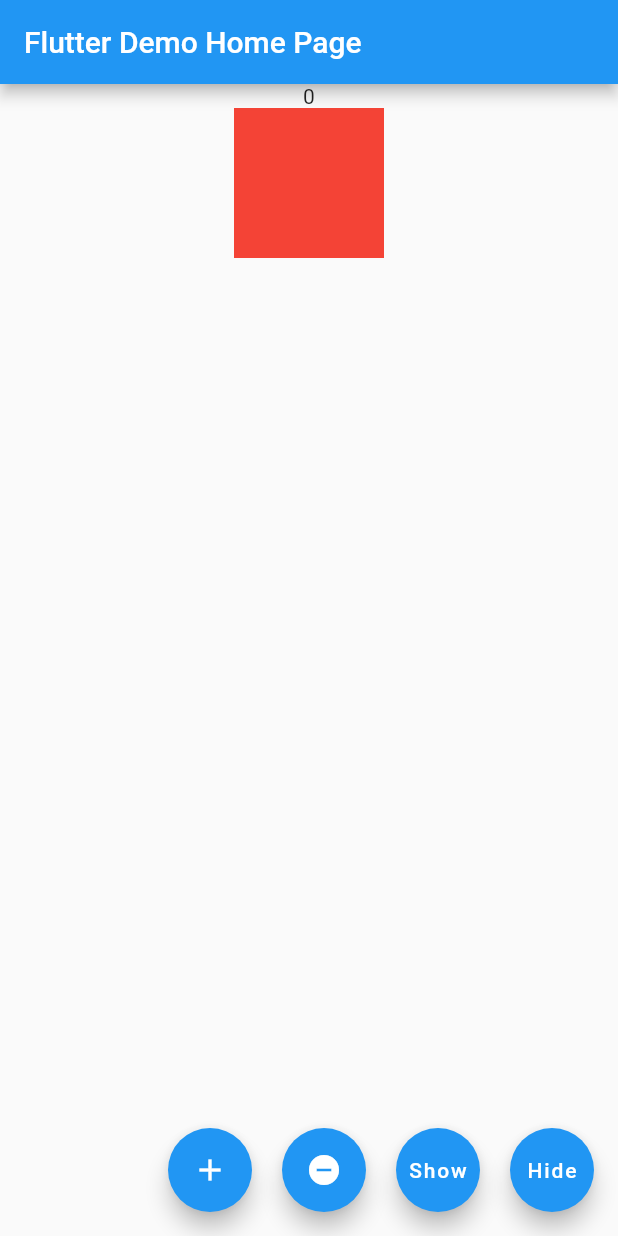
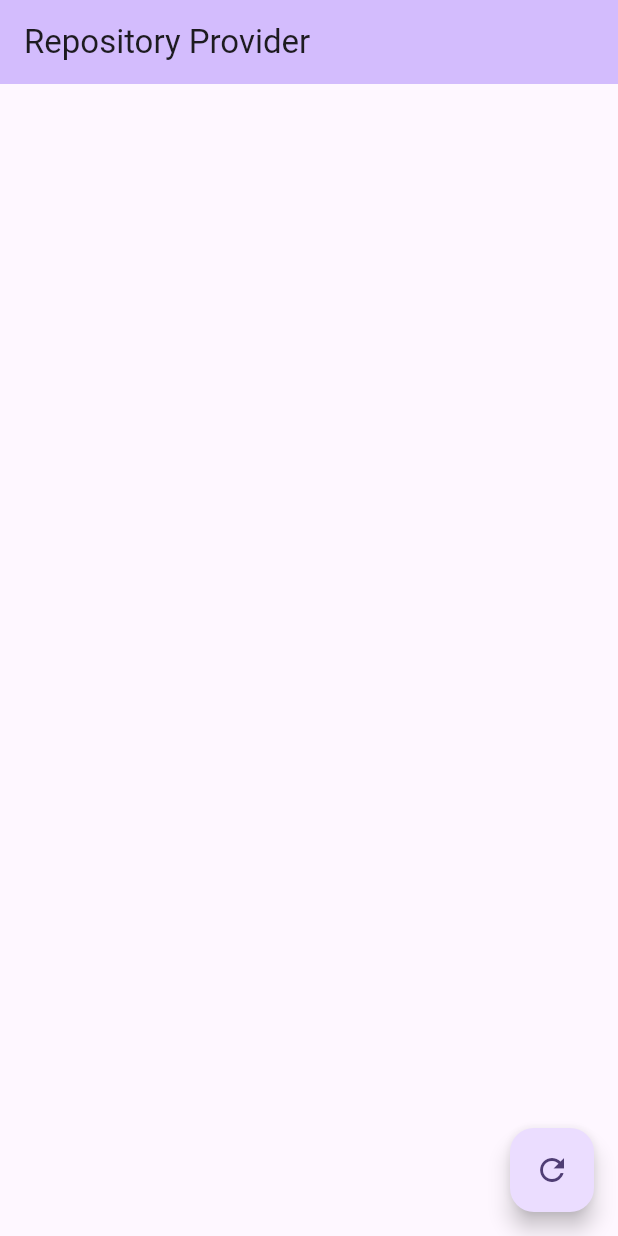
Before and after one commit to medhaviSharma11apr/blocAndProvider, a Flutter app: the screen it shows after launch, on a phone screen of 412 x 824 dp. Run offline on Flutter 3.47's test engine with Material 2 defaults, Android fonts, the light colour scheme and no system bars; our stand-ins replace dio, flutter_bloc.

Commit message:
new commit

```diff
--- a/lib/main.dart
+++ b/lib/main.dart
@@ -1,14 +1,4 @@
-import 'dart:developer';
-
-import 'package:blocandprov/Bloc/counter/counter_bloc.dart';
-import 'package:blocandprov/Bloc/visibility/visibility_bloc.dart';
 import 'package:flutter/material.dart';
-import 'package:flutter_bloc/flutter_bloc.dart';
-
-import 'Bloc/counter/counter_event.dart';
-import 'Bloc/counter/counter_state.dart';
-import 'Bloc/visibility/visibility_evebt.dart';
-import 'Bloc/visibility/visibility_state.dart';
 
 void main() {
   runApp(const MyApp());
@@ -17,38 +7,23 @@ void main() {
 class MyApp extends StatelessWidget {
   const MyApp({super.key});
 
-  // This widget is the root of your application.
   @override
   Widget build(BuildContext context) {
     return MaterialApp(
-        title: 'Flutter Demo',
-        theme: ThemeData(
-          primarySwatch: Colors.blue,
-        ),
-        home: MultiBlocProvider(
-          providers: [
-            BlocProvider<CounterBloc>(
-              create: (context) => CounterBloc(),
-            ),
-            BlocProvider<VisibilityBloc>(
-              create: (context) => VisibilityBloc(),
-            ),
-          ],
-          child: const MyHomePage(title: 'Flutter Demo Home Page'),
-        )
-
-        // BlocProvider<CounterBloc>(
-        //   create: (context) => CounterBloc(),
-        //   child: const MyHomePage(title: 'Flutter Demo Home Page'),
-        // ),
-        );
+      title: 'Flutter Demo',
+      theme: ThemeData(
+        colorScheme: ColorScheme.fromSeed(seedColor: Colors.deepPurple),
+        useMaterial3: true,
+      ),
+      home: const MyHomePage(),
+    );
   }
 }
 
 class MyHomePage extends StatefulWidget {
-  const MyHomePage({super.key, required this.title});
-
-  final String title;
+  const MyHomePage({
+    super.key,
+  });
 
   @override
   State<MyHomePage> createState() => _MyHomePageState();
@@ -59,83 +34,169 @@ class _MyHomePageState extends State<MyHomePage> {
   Widget build(BuildContext context) {
     return Scaffold(
       appBar: AppBar(
-        title: Text(widget.title),
+        backgroundColor: Theme.of(context).colorScheme.inversePrimary,
+        title: const Text("Repository Provider"),
       ),
-      body: Center(
-        child: Column(
-          children: [
-            BlocBuilder<CounterBloc, CounterState>(
-              buildWhen: (previous, current) {
-                if (previous.count == current.count) {
-                  return false;
-                } else {
-                  return true;
-                }
-              },
-              builder: ((context, state) {
-                return Text(state.count.toString());
-              }),
-            ),
-            BlocBuilder<VisibilityBloc, VisibilityState>(
-                builder: ((context, state) {
-              return Visibility(
-                  visible: state.show,
-                  child: Container(
-                    height: 100,
-                    width: 100,
-                    color: Colors.red,
-                  ));
-            }))
-          ],
-        ),
+      body: const SizedBox(),
+      floatingActionButton: FloatingActionButton(
+        onPressed: (() {}),
+        tooltip: 'Refresh',
+        child: const Icon(Icons.refresh),
       ),
-
-      floatingActionButton: Row(
-        mainAxisAlignment: MainAxisAlignment.end,
-        children: [
-          FloatingActionButton(
-            onPressed: (() {
-              context.read<CounterBloc>().add(CounterIncreamentEvent());
-            }),
-            tooltip: 'Increment',
-            child: const Icon(Icons.add),
-          ),
-          const SizedBox(
-            width: 20,
-          ),
-          FloatingActionButton(
-            onPressed: (() {
-              context.read<CounterBloc>().add(CounterDecrementEvent());
-            }),
-            tooltip: 'Decrement',
-            child: const Icon(Icons.do_not_disturb_on),
-          ),
-          const SizedBox(
-            width: 20,
-          ),
-          FloatingActionButton(
-            onPressed: (() {
-              log('Show${context.read<VisibilityBloc>().state.show} ');
-              context.read<VisibilityBloc>().add(VisibilityTrue());
-            }),
-            tooltip: 'Show',
-            child: const Text('Show'),
-          ),
-          const SizedBox(
-            width: 20,
-          ),
-          FloatingActionButton(
-            onPressed: (() {
-              log('Hide${context.read<VisibilityBloc>().state.show} ');
-              context.read<VisibilityBloc>().add(VisibilityFalse());
-            }),
-            tooltip: 'Hide',
-            child: const Text('Hide'),
-          ),
-        ],
-      ),
-
-      // This trailing comma makes auto-formatting nicer for build methods.
     );
   }
 }
+
+
+
+
+// import 'dart:developer';
+
+// import 'package:blocandprov/Bloc/counter/counter_bloc.dart';
+// import 'package:blocandprov/Bloc/visibility/visibility_bloc.dart';
+// import 'package:flutter/material.dart';
+// import 'package:flutter_bloc/flutter_bloc.dart';
+
+// import 'Bloc/counter/counter_event.dart';
+// import 'Bloc/counter/counter_state.dart';
+// import 'Bloc/visibility/visibility_evebt.dart';
+// import 'Bloc/visibility/visibility_state.dart';
+
+// void main() {
+//   runApp(const MyApp());
+// }
+
+// class MyApp extends StatelessWidget {
+//   const MyApp({super.key});
+
+//   // This widget is the root of your application.
+//   @override
+//   Widget build(BuildContext context) {
+//     return MaterialApp(
+//         title: 'Flutter Demo',
+//         theme: ThemeData(
+//           primarySwatch: Colors.blue,
+//         ),
+//         home: MultiBlocProvider(
+//           providers: [
+//             BlocProvider<CounterBloc>(
+//               create: (context) => CounterBloc(),
+//             ),
+//             BlocProvider<VisibilityBloc>(
+//               create: (context) => VisibilityBloc(),
+//             ),
+//           ],
+//           child: const MyHomePage(title: 'Flutter Demo Home Page'),
+//         )
+
+//         // BlocProvider<CounterBloc>(
+//         //   create: (context) => CounterBloc(),
+//         //   child: const MyHomePage(title: 'Flutter Demo Home Page'),
+//         // ),
+//         );
+//   }
+// }
+
+// class MyHomePage extends StatefulWidget {
+//   const MyHomePage({super.key, required this.title});
+
+//   final String title;
+
+//   @override
+//   State<MyHomePage> createState() => _MyHomePageState();
+// }
+
+// class _MyHomePageState extends State<MyHomePage> {
+//   @override
+//   Widget build(BuildContext context) {
+//     return Scaffold(
+//       appBar: AppBar(
+//         title: Text(widget.title),
+//       ),
+//       body: Center(
+//         child: Column(
+//           children: [
+//             BlocBuilder<CounterBloc, CounterState>(
+//               buildWhen: (previous, current) {
+//                 if (previous.count == current.count) {
+//                   return false;
+//                 } else {
+//                   return true;
+//                 }
+//               },
+//               builder: ((context, state) {
+//                 return Text(state.count.toString());
+//               }),
+//             ),
+//             BlocBuilder<VisibilityBloc, VisibilityState>(
+//                 builder: ((context, state) {
+//               return Visibility(
+//                   visible: state.show,
+//                   child: Container(
+//                     height: 100,
+//                     width: 100,
+//                     color: Colors.blue,
+//                   ));
+//             })),
+//             BlocListener<CounterBloc, CounterState>(
+//               listener: ((context, state) {
+//                 if (state.count == 3) {
+//                   ScaffoldMessenger.of(context).showSnackBar(
+//                       SnackBar(content: Text('Count is ${state.count}')));
+//                 }
+//               }),
+//               child: const Text("Block listner"),
+//             )
+//           ],
+//         ),
+//       ),
+
+//       floatingActionButton: Row(
+//         mainAxisAlignment: MainAxisAlignment.end,
+//         children: [
+//           FloatingActionButton(
+//             onPressed: (() {
+//               context.read<CounterBloc>().add(CounterIncreamentEvent());
+//             }),
+//             tooltip: 'Increment',
+//             child: const Icon(Icons.add),
+//           ),
+//           const SizedBox(
+//             width: 20,
+//           ),
+//           FloatingActionButton(
+//             onPressed: (() {
+//               context.read<CounterBloc>().add(CounterDecrementEvent());
+//             }),
+//             tooltip: 'Decrement',
+//             child: const Icon(Icons.do_not_disturb_on),
+//           ),
+//           const SizedBox(
+//             width: 20,
+//           ),
+//           FloatingActionButton(
+//             onPressed: (() {
+//               log('Show${context.read<VisibilityBloc>().state.show} ');
+//               context.read<VisibilityBloc>().add(VisibilityTrue());
+//             }),
+//             tooltip: 'Show',
+//             child: const Text('Show'),
+//           ),
+//           const SizedBox(
+//             width: 20,
+//           ),
+//           FloatingActionButton(
+//             onPressed: (() {
+//               log('Hide${context.read<VisibilityBloc>().state.show} ');
+//               context.read<VisibilityBloc>().add(VisibilityFalse());
+//             }),
+//             tooltip: 'Hide',
+//             child: const Text('Hide'),
+//           ),
+//         ],
+//       ),
+
+//       // This trailing comma makes auto-formatting nicer for build methods.
+//     );
+//   }
+// }
--- a/pubspec.yaml
+++ b/pubspec.yaml
@@ -37,6 +37,7 @@ dependencies:
   # Use with the CupertinoIcons class for iOS style icons.
   cupertino_icons: ^1.0.2
   flutter_bloc: ^9.1.0
+  dio: ^5.8.0+1
 
 dev_dependencies:
   flutter_test:
```
Also changed, not shown: lib/Bloc/user/user_bloc.dart (added, +24 -0 lines), lib/Bloc/user/user_event.dart (added, +7 -0 lines), lib/Bloc/user/user_state.dart (added, +19 -0 lines), lib/data/model/userModel.dart (added, +101 -0 lines), lib/data/provider/user_provider.dart (added, +23 -0 lines), lib/data/repository/user_repository.dart (added, +20 -0 lines), pubspec.lock.
